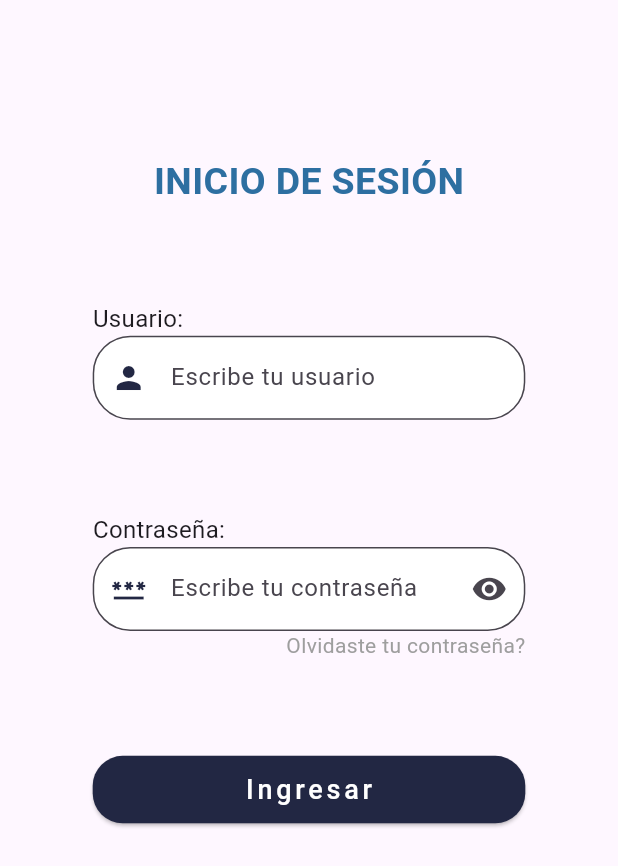
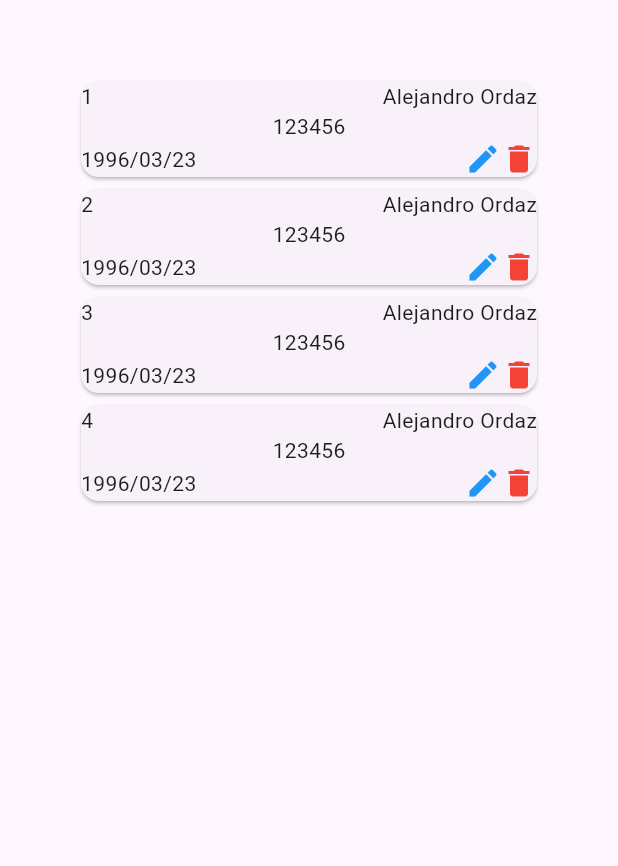
Before and after one commit to AleOrdaz/mi_primera_app_2, a Flutter app: the screen it shows after launch, on a phone screen of 412 x 824 dp. Shown: the top 866 px of the screen. Run offline on Flutter 3.47's test engine with Material 3 defaults, Android fonts, the phone set to English and light mode, and no system bars.

Commit message:
Listas 110925

```diff
--- a/lib/constantes.dart
+++ b/lib/constantes.dart
@@ -10,3 +10,13 @@ const azulito3 = Color(0xFF547271);
 
 const String user = '';
 const String pass = '';
+
+///List usuarios = []; //Lista vacia
+
+List usuarios = [
+  /// ID # NOMBRE # APELLIDOS # CONTRASEÑA # FECHA_NAC #  (0,1)
+  '1#Alejandro#Ordaz#123456#1996/03/23#1',
+  '2#Alejandro#Ordaz#123456#1996/03/23#1',
+  '3#Alejandro#Ordaz#123456#1996/03/23#1',
+  '4#Alejandro#Ordaz#123456#1996/03/23#1',
+]; //
--- /dev/null
+++ b/lib/listas.dart
@@ -0,0 +1,64 @@
+import 'package:flutter/material.dart';
+import 'package:app89/constantes.dart' as cons;
+
+class Listas extends StatefulWidget {
+  const Listas({super.key});
+
+  @override
+  State<Listas> createState() => _ListasState();
+}
+
+class _ListasState extends State<Listas> {
+  @override
+  Widget build(BuildContext context) {
+    return Scaffold(
+      body: ListView.builder(
+        itemCount: cons.usuarios.length, //Tamaño de la lista,
+        // cuanto elementos se van a iterar
+        padding: EdgeInsets.all(50),
+        itemBuilder: (BuildContext context, int index) {
+          var usuario = cons.usuarios[index].toString().split('#');
+          //var = Toman cualquier valor
+          return Card(
+            child: Column(
+              children: [
+                Row(
+                  mainAxisAlignment: MainAxisAlignment.spaceBetween,
+                  children: [
+                    Text(usuario[0]),
+                    Text('${usuario[1]} ${usuario[2]}'),
+                  ],
+                ),
+                Text(usuario[3]),
+                Row(
+                  children: [
+                    Expanded(
+                      flex: 10,
+                      child: Text(usuario[4]),
+                    ),
+                    InkWell(
+                      onTap: () {
+                        setState(() {
+
+                        });
+                      },
+                      child: Icon(Icons.edit, color: Colors.blue,),
+                    ),
+                    usuario[5] == '1' ? InkWell(
+                      onTap: () {
+                        setState(() {
+
+                        });
+                      },
+                      child: Icon(Icons.delete, color: Colors.red,),
+                    ) : Container()
+                  ],
+                ),
+              ],
+            ),
+          );
+        }
+      ),
+    );
+  }
+}
--- a/lib/main.dart
+++ b/lib/main.dart
@@ -1,3 +1,4 @@
+import 'package:app89/listas.dart';
 import 'package:flutter/material.dart';
 
 import 'login.dart';
@@ -17,7 +18,7 @@ class MyApp extends StatelessWidget {
       theme: ThemeData(
         colorScheme: ColorScheme.fromSeed(seedColor: Colors.deepPurple),
       ),
-      home: Login()
+      home: Listas()
     );
   }
 }
```
